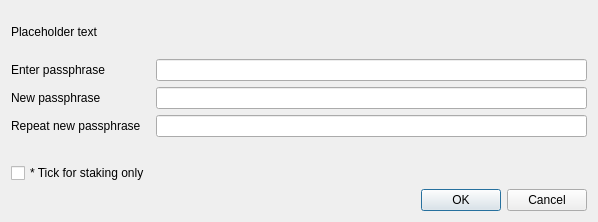
This is src/qt/forms/askpassphrasedialog.ui in CoinBlack/blackcoin-more as Qt 5 draws it before an edit. The edited form follows.
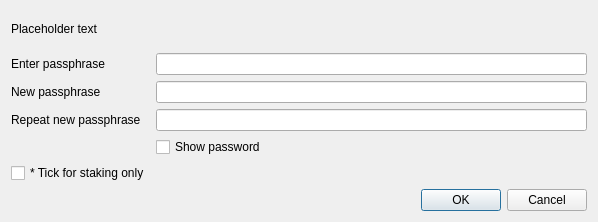
This is the edited form.

Commit message: [ui] Add toggle for unblinding password fields

Patch:
```diff
--- a/src/qt/forms/askpassphrasedialog.ui
+++ b/src/qt/forms/askpassphrasedialog.ui
@@ -93,6 +93,13 @@
       </widget>
      </item>
      <item row="3" column="1">
+      <widget class="QCheckBox" name="toggleShowPasswordButton">
+       <property name="text">
+        <string>Show password</string>
+       </property>
+      </widget>
+     </item>
+     <item row="4" column="1">
       <widget class="QLabel" name="capsLabel">
        <property name="font">
         <font>
```
The commit also changes 2 other files.
